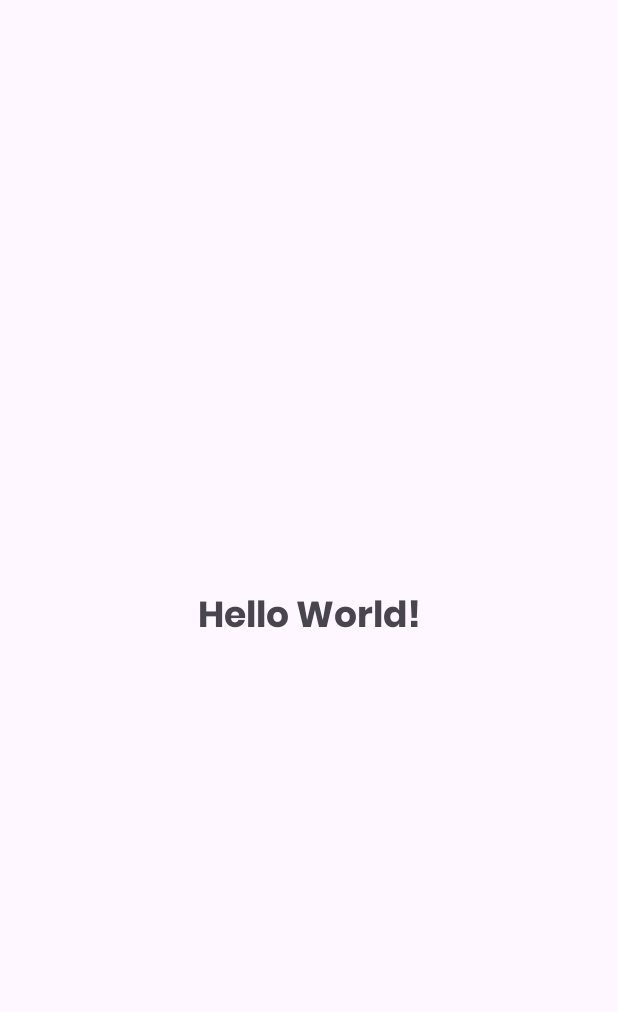
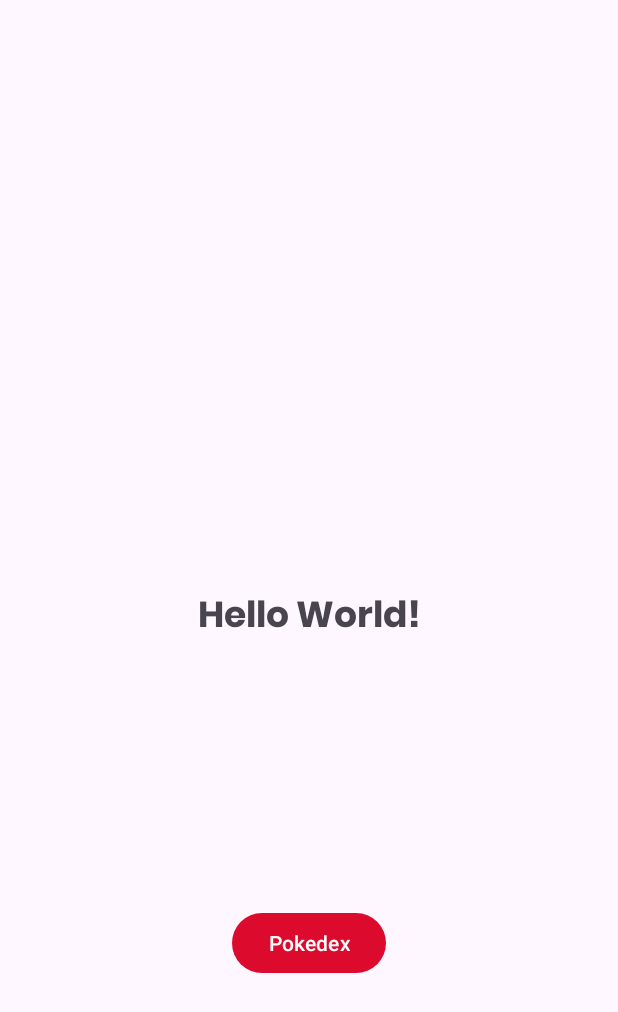
Before and after one commit to Genesisgn10/Pokedex, an Android app: the screen it shows after launch (MainActivity), on a phone screen of 412 x 824 dp. Shown: the top 1012 px of the screen. Run offline under Robolectric (Android 15) with nearby library versions, the phone set to English and light mode, and no system bars.

Commit message:
add ViewBinding

```diff
--- a/app/build.gradle
+++ b/app/build.gradle
@@ -30,6 +30,10 @@ android {
     kotlinOptions {
         jvmTarget = '1.8'
     }
+
+    viewBinding {
+        enable = true
+    }
 }
 
 dependencies {
--- a/app/src/main/java/com/example/pokedex/MainActivity.kt
+++ b/app/src/main/java/com/example/pokedex/MainActivity.kt
@@ -2,10 +2,21 @@ package com.example.pokedex
 
 import androidx.appcompat.app.AppCompatActivity
 import android.os.Bundle
+import android.widget.Toast
+import com.example.pokedex.databinding.ActivityMainBinding
 
 class MainActivity : AppCompatActivity() {
+
+    private lateinit var binding: ActivityMainBinding
     override fun onCreate(savedInstanceState: Bundle?) {
         super.onCreate(savedInstanceState)
-        setContentView(R.layout.activity_main)
+        binding = ActivityMainBinding.inflate(layoutInflater)
+        val view = binding.root
+        setContentView(view)
+
+        binding.btnPokedex.setOnClickListener {
+            Toast.makeText(this, "Voçê clicou no botão",
+                Toast.LENGTH_SHORT).show()
+        }
     }
 }
--- a/app/src/main/res/layout/activity_main.xml
+++ b/app/src/main/res/layout/activity_main.xml
@@ -7,13 +7,23 @@
     tools:context=".MainActivity">
 
 
-
     <TextView
+        android:id="@+id/textView"
+        style="@style/headline"
         android:text="Hello World!"
         app:layout_constraintBottom_toBottomOf="parent"
         app:layout_constraintEnd_toEndOf="parent"
         app:layout_constraintStart_toStartOf="parent"
-        app:layout_constraintTop_toTopOf="parent"
-        style="@style/headline"/>
+        app:layout_constraintTop_toTopOf="parent" />
+
+    <Button
+        android:id="@+id/btn_pokedex"
+        android:layout_width="wrap_content"
+        android:layout_height="wrap_content"
+        android:text="@string/app_name"
+        app:layout_constraintBottom_toBottomOf="parent"
+        app:layout_constraintEnd_toEndOf="parent"
+        app:layout_constraintStart_toStartOf="parent"
+        app:layout_constraintTop_toBottomOf="@+id/textView" />
 
 </androidx.constraintlayout.widget.ConstraintLayout>
```
